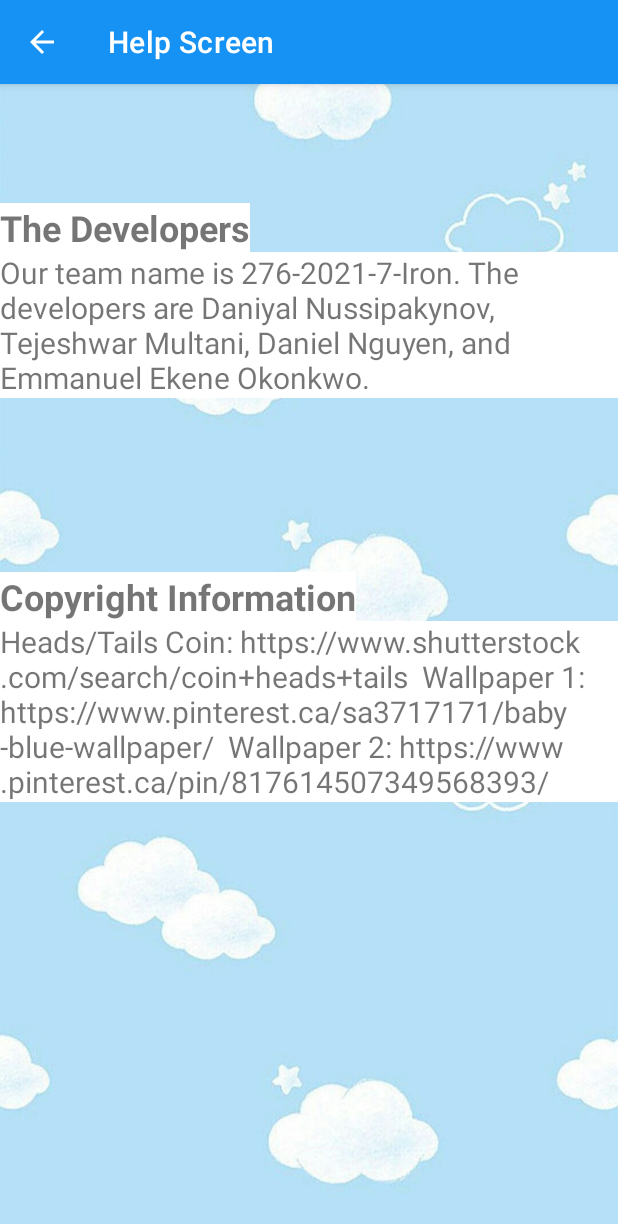
After one commit to danielvnguyen/PracticalParentApp, an Android app: the HelpScreen screen opened directly, with no data from a screen before it, on a phone screen of 412 x 824 dp. The commit adds this screen. Shown: the top 1224 px of the screen. Run offline under Robolectric (Android 15) with nearby library versions, the phone set to English and light mode, and no system bars; Roboto replaces fonts that are not available here.

Commit message:
remove DataBaseManager, create Help Screen.

```diff
--- a/app/src/main/java/com/example/practicalparentapp/UI/CoinFlip.java
+++ b/app/src/main/java/com/example/practicalparentapp/UI/CoinFlip.java
@@ -109,10 +109,7 @@ public class CoinFlip extends AppCompatActivity {
     protected void onResume() {
         super.onResume();
         if (childrenManager.isOldCoinFlip()) {
-            /*
-            - get textview and update it + currentChild.
-            - go through childList and see which child is 'false'.
-             */
+
             TextView askChildChoice = findViewById(R.id.current_child);
             for (int i = 0; i < childList.size(); i++) {
                 if (!childrenManager.getChild(i).isFlippedLast()) {
@@ -270,7 +267,6 @@ public class CoinFlip extends AppCompatActivity {
                 }
                 adapter.notifyDataSetChanged();
 
-                //if child one just flipped
                 if (childOne == currentChild) {
                     askChildChoice.setText(childTwo.getName() +
                             ", choose heads or tails, then press \"FLIP THE COIN\"");
--- /dev/null
+++ b/app/src/main/java/com/example/practicalparentapp/UI/HelpScreen.java
@@ -0,0 +1,33 @@
+package com.example.practicalparentapp.UI;
+
+import androidx.appcompat.app.AppCompatActivity;
+import com.example.practicalparentapp.R;
+
+import android.content.Context;
+import android.content.Intent;
+import android.os.Bundle;
+
+import java.util.Objects;
+
+/**
+ * This class handles displaying the help screen information
+ */
+public class HelpScreen extends AppCompatActivity {
+
+    @Override
+    protected void onCreate(Bundle savedInstanceState) {
+        super.onCreate(savedInstanceState);
+        setContentView(R.layout.activity_help_screen);
+        Objects.requireNonNull(getSupportActionBar()).setDisplayHomeAsUpEnabled(true);
+        setTitle("Help Screen");
+    }
+
+    public static Intent makeIntent(Context context) {
+        return new Intent(context, CoinFlip.class);
+    }
+
+    @Override
+    public void onBackPressed() {
+        finish();
+    }
+}
--- /dev/null
+++ b/app/src/main/res/layout/activity_help_screen.xml
@@ -0,0 +1,68 @@
+<?xml version="1.0" encoding="utf-8"?>
+<androidx.constraintlayout.widget.ConstraintLayout xmlns:android="http://schemas.android.com/apk/res/android"
+    xmlns:app="http://schemas.android.com/apk/res-auto"
+    xmlns:tools="http://schemas.android.com/tools"
+    android:layout_width="match_parent"
+    android:layout_height="match_parent"
+    tools:context=".UI.HelpScreen"
+    android:background="@drawable/bg2">
+
+    <TextView
+        android:id="@+id/dev_info"
+        android:layout_width="wrap_content"
+        android:layout_height="wrap_content"
+        android:layout_marginTop="112dp"
+        android:background="@color/white"
+        android:text="@string/dev_info_text"
+        android:textSize="20sp"
+        app:layout_constraintEnd_toEndOf="parent"
+        app:layout_constraintHorizontal_bias="0.0"
+        app:layout_constraintStart_toStartOf="parent"
+        app:layout_constraintTop_toTopOf="parent" />
+
+    <TextView
+        android:id="@+id/dev_label"
+        android:layout_width="wrap_content"
+        android:layout_height="wrap_content"
+        android:background="@color/white"
+        android:text="@string/the_developers"
+        android:textAlignment="textStart"
+        android:textSize="24sp"
+        android:textStyle="bold"
+        app:layout_constraintBottom_toTopOf="@+id/dev_info"
+        app:layout_constraintEnd_toEndOf="parent"
+        app:layout_constraintHorizontal_bias="0.0"
+        app:layout_constraintStart_toStartOf="parent"
+        app:layout_constraintTop_toTopOf="parent"
+        app:layout_constraintVertical_bias="1.0" />
+
+    <TextView
+        android:id="@+id/citations_label"
+        android:layout_width="wrap_content"
+        android:layout_height="wrap_content"
+        android:background="@color/white"
+        android:text="@string/copyright_information"
+        android:textSize="24sp"
+        android:textStyle="bold"
+        app:layout_constraintBottom_toTopOf="@+id/citations_info"
+        app:layout_constraintEnd_toEndOf="parent"
+        app:layout_constraintHorizontal_bias="0.0"
+        app:layout_constraintStart_toStartOf="parent"
+        app:layout_constraintTop_toBottomOf="@+id/dev_info"
+        app:layout_constraintVertical_bias="1.0" />
+
+    <TextView
+        android:id="@+id/citations_info"
+        android:layout_width="wrap_content"
+        android:layout_height="wrap_content"
+        android:background="@color/white"
+        android:text="@string/citations_info_text"
+        android:textAlignment="textStart"
+        android:textSize="20sp"
+        app:layout_constraintBottom_toBottomOf="parent"
+        app:layout_constraintEnd_toEndOf="parent"
+        app:layout_constraintHorizontal_bias="0.0"
+        app:layout_constraintStart_toStartOf="parent"
+        app:layout_constraintTop_toBottomOf="@+id/dev_info"
+        app:layout_constraintVertical_bias="0.34" />
+</androidx.constraintlayout.widget.ConstraintLayout>
--- a/app/src/main/res/values/strings.xml
+++ b/app/src/main/res/values/strings.xml
@@ -1,4 +1,4 @@
-<resources>
+<resources xmlns:tools="http://schemas.android.com/tools">
     <string name="app_name">PracticalParentApp</string>
     <string name="timeout_txt">Timeout Timer</string>
     <string name="flip_coin_txt">Flip A Coin</string>
@@ -36,4 +36,11 @@
     <string name="change_child">Change Child</string>
     <string name="confirm_change">Confirm Change</string>
     <string name="coin_flip_queue_instructions">If you want to move a different child to first, enter their position and press \'Confirm Change\'</string>
+    <string name="help_screen">Help Screen</string>
+    <string name="copyright_information">Copyright Information</string>
+    <string name="the_developers">The Developers</string>
+    <string name="dev_info_text" tools:ignore="TypographyDashes">Our team name is 276-2021-7-Iron. The developers are Daniyal Nussipakynov, Tejeshwar Multani, Daniel Nguyen, and Emmanuel Ekene Okonkwo.</string>
+    <string name="citations_info_text">Heads/Tails Coin: https://www.shutterstock.com/search/coin+heads+tails <br/>
+    Wallpaper 1: https://www.pinterest.ca/sa3717171/baby-blue-wallpaper/ <br/>
+    Wallpaper 2: https://www.pinterest.ca/pin/817614507349568393/</string>
 </resources>
```
Also changed, not shown: app/src/main/AndroidManifest.xml (+7 -1 lines), app/src/main/java/com/example/practicalparentapp/UI/DataBaseManager.java (deleted, +0 -86 lines), app/src/main/java/com/example/practicalparentapp/UI/MainMenu.java (+10 -3 lines), app/src/main/java/com/example/practicalparentapp/UI/NewChildActivity.java (+4 -19 lines), app/src/main/res/layout/activity_main.xml (+88 -76 lines).
